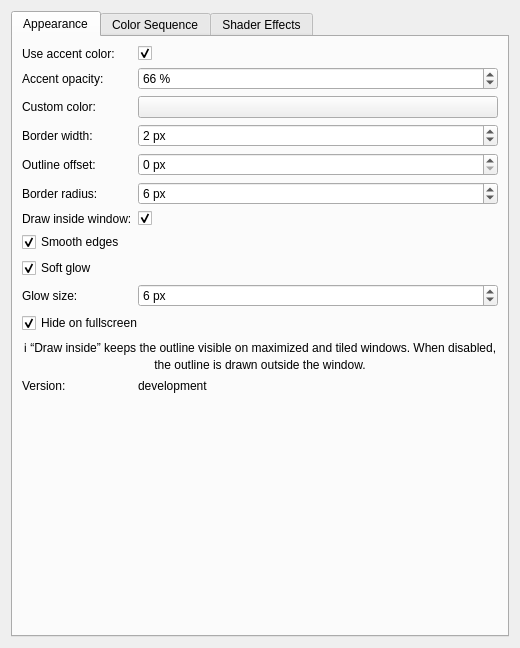
Above: activewindowoutline_config.ui from gmalinowski/LeapK before the change. Below: the same form after it.
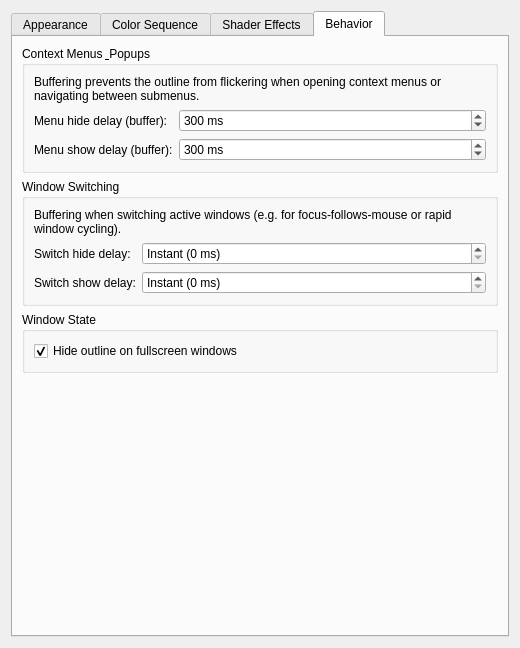
That is the form after the change. The open tabs and pages were chosen to show the change. Custom widgets are drawn as their Qt base class.

Commit message: feat: add Behavior tab with show/hide buffering delays for menus and window switching

```diff
--- a/activewindowoutline_config.ui
+++ b/activewindowoutline_config.ui
@@ -223,17 +223,6 @@
        </item>
 
        <item row="10" column="0" colspan="2">
-        <widget class="QCheckBox" name="kcfg_HideOnFullScreen">
-         <property name="text">
-          <string>Hide on fullscreen</string>
-         </property>
-         <property name="checked">
-          <bool>true</bool>
-         </property>
-        </widget>
-       </item>
-
-       <item row="11" column="0" colspan="2">
         <widget class="QLabel" name="label_info">
          <property name="text">
           <string>ℹ️ “Draw inside” keeps the outline visible on maximized and tiled windows. When disabled, the outline is drawn outside the window.</string>
@@ -247,14 +236,14 @@
         </widget>
        </item>
 
-       <item row="12" column="0">
+       <item row="11" column="0">
         <widget class="QLabel" name="label_version">
          <property name="text">
           <string>Version:</string>
          </property>
         </widget>
        </item>
-       <item row="12" column="1">
+       <item row="11" column="1">
         <widget class="QLabel" name="label_versionValue">
          <property name="text">
           <string>development</string>
@@ -791,6 +780,207 @@
       </layout>
      </widget>
 
+     <!-- TAB 4: Behavior & Buffer Delays -->
+     <widget class="QWidget" name="tabBehavior">
+      <attribute name="title">
+       <string>Behavior</string>
+      </attribute>
+      <layout class="QVBoxLayout" name="verticalLayoutBehavior">
+
+       <item>
+        <widget class="QGroupBox" name="groupMenuDelays">
+         <property name="title">
+          <string>Context Menus &amp; Popups</string>
+         </property>
+         <layout class="QFormLayout" name="formLayoutMenuDelays">
+          <item row="0" column="0" colspan="2">
+           <widget class="QLabel" name="label_menuDescription">
+            <property name="text">
+             <string>Buffering prevents the outline from flickering when opening context menus or navigating between submenus.</string>
+            </property>
+            <property name="wordWrap">
+             <bool>true</bool>
+            </property>
+           </widget>
+          </item>
+          <item row="1" column="0">
+           <widget class="QLabel" name="label_menuHideDelay">
+            <property name="text">
+             <string>Menu hide delay (buffer):</string>
+            </property>
+           </widget>
+          </item>
+          <item row="1" column="1">
+           <widget class="QSpinBox" name="kcfg_MenuHideDelay">
+            <property name="minimum">
+             <number>0</number>
+            </property>
+            <property name="maximum">
+             <number>2000</number>
+            </property>
+            <property name="singleStep">
+             <number>50</number>
+            </property>
+            <property name="value">
+             <number>300</number>
+            </property>
+            <property name="suffix">
+             <string> ms</string>
+            </property>
+            <property name="specialValueText">
+             <string>Instant (0 ms)</string>
+            </property>
+           </widget>
+          </item>
+          <item row="2" column="0">
+           <widget class="QLabel" name="label_menuShowDelay">
+            <property name="text">
+             <string>Menu show delay (buffer):</string>
+            </property>
+           </widget>
+          </item>
+          <item row="2" column="1">
+           <widget class="QSpinBox" name="kcfg_MenuShowDelay">
+            <property name="minimum">
+             <number>0</number>
+            </property>
+            <property name="maximum">
+             <number>2000</number>
+            </property>
+            <property name="singleStep">
+             <number>50</number>
+            </property>
+            <property name="value">
+             <number>300</number>
+            </property>
+            <property name="suffix">
+             <string> ms</string>
+            </property>
+            <property name="specialValueText">
+             <string>Instant (0 ms)</string>
+            </property>
+           </widget>
+          </item>
+         </layout>
+        </widget>
+       </item>
+
+       <item>
+        <widget class="QGroupBox" name="groupWindowDelays">
+         <property name="title">
+          <string>Window Switching</string>
+         </property>
+         <layout class="QFormLayout" name="formLayoutWindowDelays">
+          <item row="0" column="0" colspan="2">
+           <widget class="QLabel" name="label_windowDescription">
+            <property name="text">
+             <string>Buffering when switching active windows (e.g. for focus-follows-mouse or rapid window cycling).</string>
+            </property>
+            <property name="wordWrap">
+             <bool>true</bool>
+            </property>
+           </widget>
+          </item>
+          <item row="1" column="0">
+           <widget class="QLabel" name="label_windowHideDelay">
+            <property name="text">
+             <string>Switch hide delay:</string>
+            </property>
+           </widget>
+          </item>
+          <item row="1" column="1">
+           <widget class="QSpinBox" name="kcfg_WindowHideDelay">
+            <property name="minimum">
+             <number>0</number>
+            </property>
+            <property name="maximum">
+             <number>2000</number>
+            </property>
+            <property name="singleStep">
+             <number>50</number>
+            </property>
+            <property name="value">
+             <number>0</number>
+            </property>
+            <property name="suffix">
+             <string> ms</string>
+            </property>
+            <property name="specialValueText">
+             <string>Instant (0 ms)</string>
+            </property>
+           </widget>
+          </item>
+          <item row="2" column="0">
+           <widget class="QLabel" name="label_windowShowDelay">
+            <property name="text">
+             <string>Switch show delay:</string>
+            </property>
+           </widget>
+          </item>
+          <item row="2" column="1">
+           <widget class="QSpinBox" name="kcfg_WindowShowDelay">
+            <property name="minimum">
+             <number>0</number>
+            </property>
+            <property name="maximum">
+             <number>2000</number>
+            </property>
+            <property name="singleStep">
+             <number>50</number>
+            </property>
+            <property name="value">
+             <number>0</number>
+            </property>
+            <property name="suffix">
+             <string> ms</string>
+            </property>
+            <property name="specialValueText">
+             <string>Instant (0 ms)</string>
+            </property>
+           </widget>
+          </item>
+         </layout>
+        </widget>
+       </item>
+
+       <item>
+        <widget class="QGroupBox" name="groupWindowStates">
+         <property name="title">
+          <string>Window State</string>
+         </property>
+         <layout class="QFormLayout" name="formLayoutWindowStates">
+          <item row="0" column="0" colspan="2">
+           <widget class="QCheckBox" name="kcfg_HideOnFullScreen">
+            <property name="text">
+             <string>Hide outline on fullscreen windows</string>
+            </property>
+            <property name="checked">
+             <bool>true</bool>
+            </property>
+           </widget>
+          </item>
+         </layout>
+        </widget>
+       </item>
+
+       <item>
+        <spacer name="verticalSpacerBehavior">
+         <property name="orientation">
+          <enum>Qt::Vertical</enum>
+         </property>
+         <property name="sizeHint" stdset="0">
+          <size>
+           <width>20</width>
+           <height>40</height>
+          </size>
+         </property>
+        </spacer>
+       </item>
+
+      </layout>
+     </widget>
+
+
     </widget>
    </item>
   </layout>
```
The commit also changes 10 other files.
